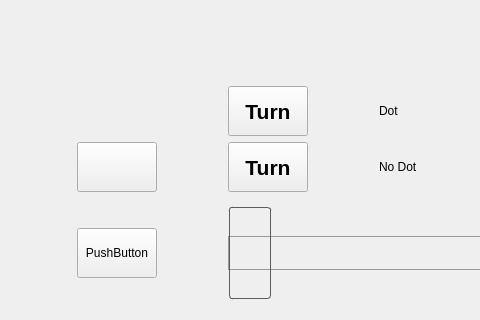
Old version of the form src/mainwindow.ui in the repository cilo72/raspi_turntable; both pictures show x 0 to 480 and y 160 to 480 of the 800 by 480 pixel window.
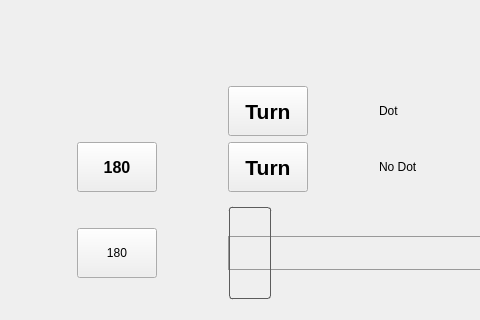
New version of the form. Icons and pictures are not drawn.

The edit to the form file:
```diff
--- a/src/mainwindow.ui
+++ b/src/mainwindow.ui
@@ -142,7 +142,7 @@
             </property>
             <property name="font">
              <font>
-              <pointsize>16</pointsize>
+              <pointsize>12</pointsize>
               <bold>true</bold>
              </font>
             </property>
@@ -150,7 +150,7 @@
              <string notr="true">image: url(:/images/images/refresh.svg);</string>
             </property>
             <property name="text">
-             <string/>
+             <string>180</string>
             </property>
            </widget>
           </item>
@@ -288,8 +288,11 @@
               <height>50</height>
              </size>
             </property>
+            <property name="styleSheet">
+             <string notr="true">image: url(:/images/images/refresh.svg);</string>
+            </property>
             <property name="text">
-             <string>PushButton</string>
+             <string>180</string>
             </property>
            </widget>
           </item>
```
